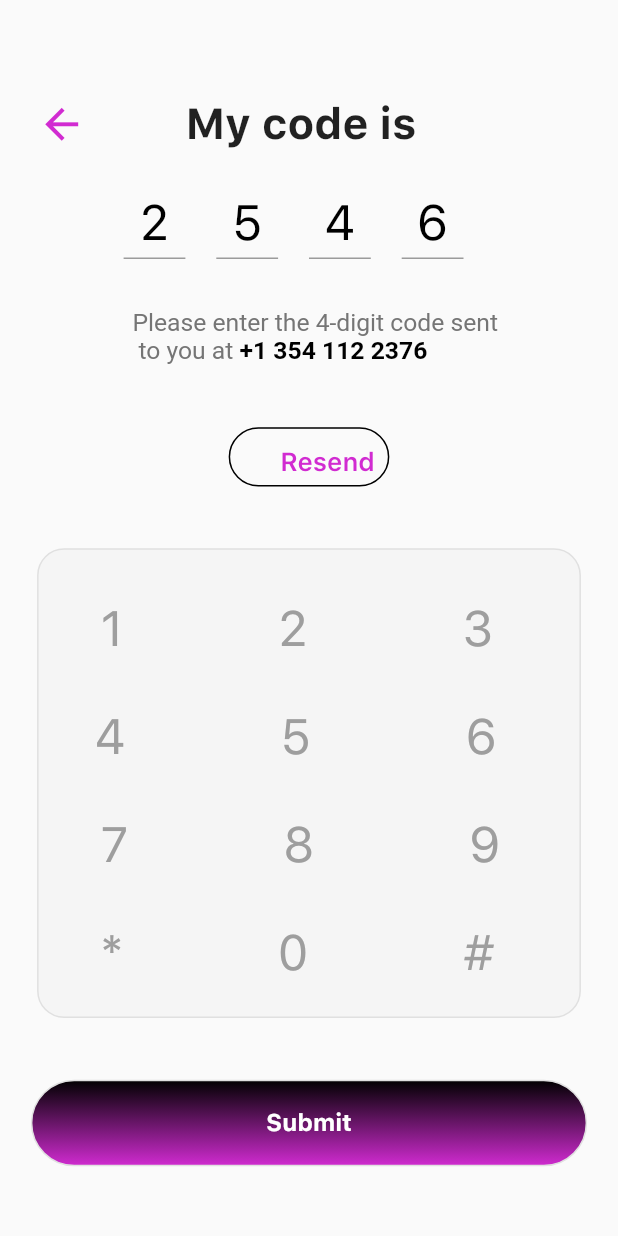
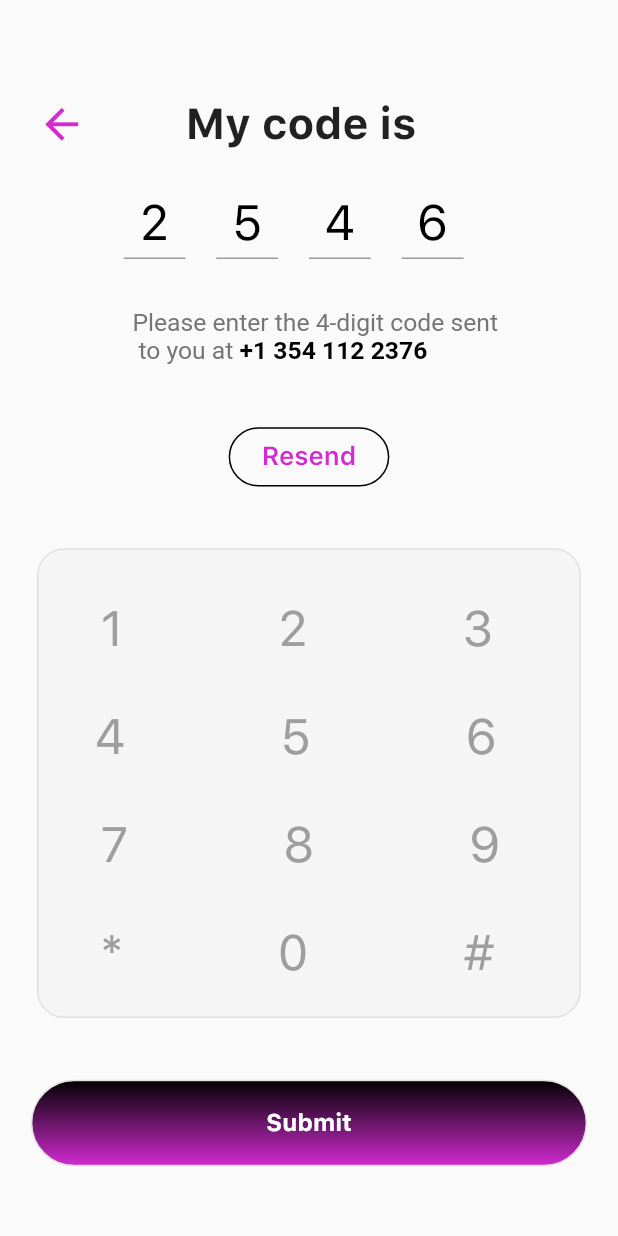
Before and after one commit to Abhisheksainii/goldidate-master, a Flutter app: the VerifyCode screen opened by its route, on a phone screen of 412 x 824 dp. Run offline on Flutter 3.47's test engine with Material 2 defaults, Android fonts, the phone set to English and light mode, and no system bars; our stand-ins replace auto_size_text, cloud_firestore, firebase_auth, firebase_core, font_awesome_flutter, google_sign_in and 4 more; missing offline and left inert: flutter_login_facebook, mobile_number; accounts and stored records are empty; project files that could hold a hidden picture were left out.

Commit message:
minor fix

```diff
--- a/lib/screens/Home/verifyCode.dart
+++ b/lib/screens/Home/verifyCode.dart
@@ -147,18 +147,14 @@ class _VerifyCodeState extends State<VerifyCode> {
                     border: Border.all(color: Colors.black),
                     borderRadius: BorderRadius.circular(22.0),
                   ),
-                  child: Padding(
-                    padding:
-                        EdgeInsets.only(top: height * 0.01, left: width * 0.06),
+                  child: Center(
                     child: Container(
-                      child: Center(
                       child: Text(
                         "Resend",
                         style: TextStyle(
                             color: Color(0xFFD12BD1),
                             fontSize: width * 0.042,
                             fontWeight: FontWeight.w600),
-                        ),
                       ),
                     ),
                   ),
```
Lines whose indentation alone changed are shown as unchanged.
